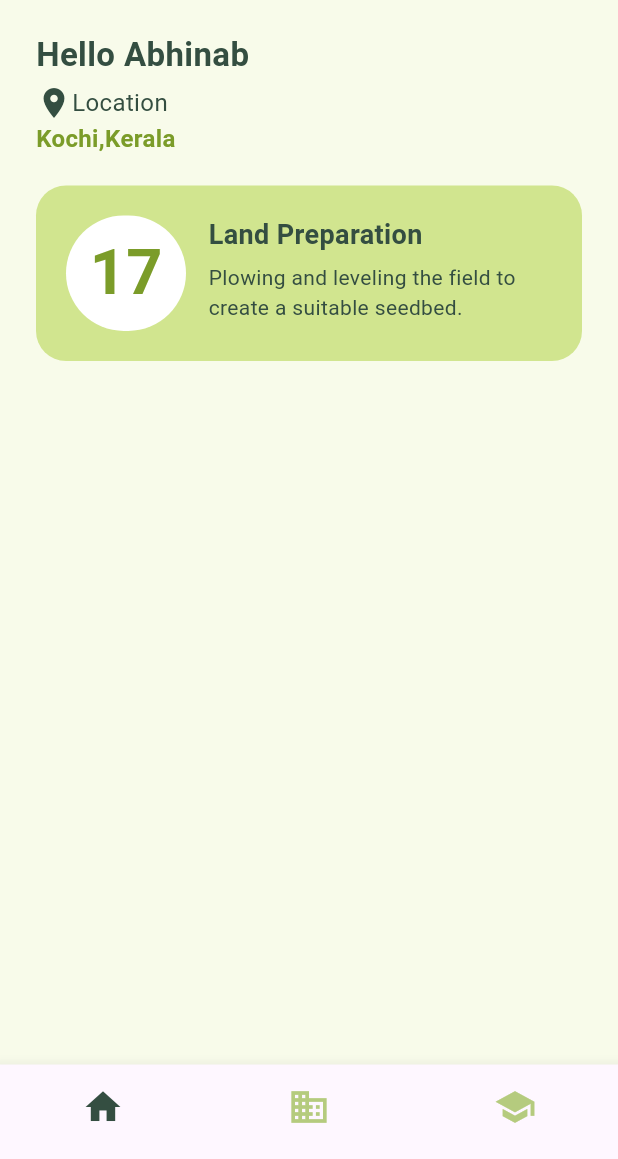
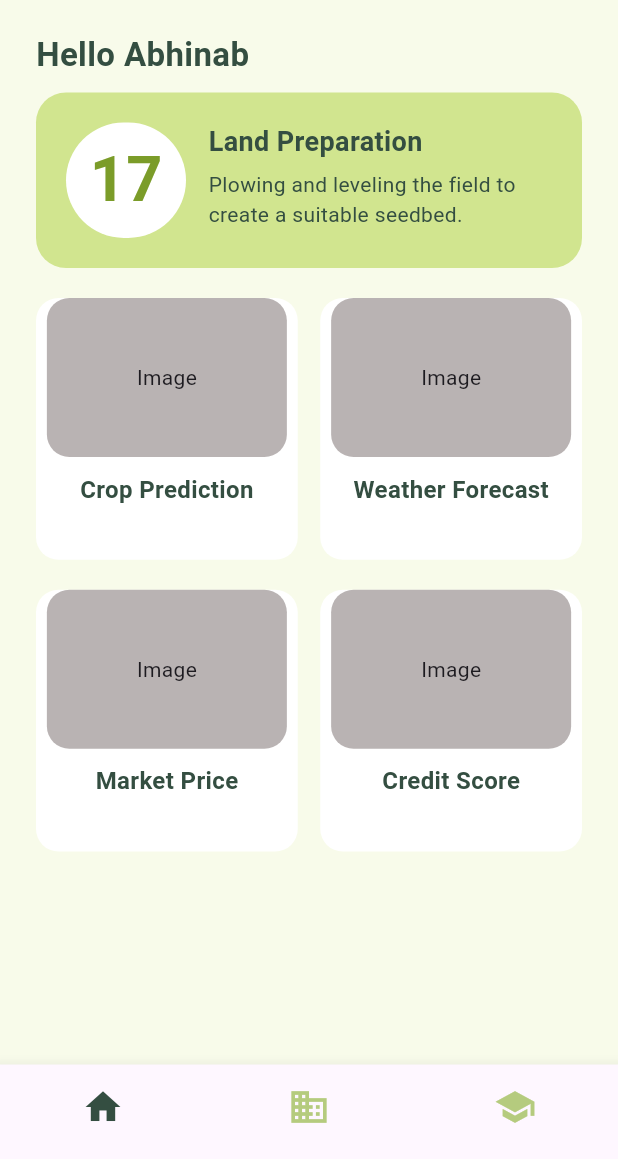
Before and after one commit to Venture-Xs/Fasal_App, a Flutter app: the screen it shows after launch, on a phone screen of 412 x 824 dp, the part 77-1236 px from its top. Run offline on Flutter 3.47's test engine with Material 3 defaults, Android fonts, the phone set to English and light mode, and no system bars; our stand-ins replace page_transition.

Commit message:
Homepage Options Added

```diff
--- /dev/null
+++ b/lib/pages/HomePage/Components/Options/homepage_options.dart
@@ -0,0 +1,46 @@
+import 'package:fasal_app/pages/HomePage/Components/Options/option_class.dart';
+import 'package:fasal_app/pages/HomePage/Components/Options/optioncard.dart';
+import 'package:fasal_app/pages/HomePageOptions/CreditScore/credit_score.dart';
+import 'package:fasal_app/pages/HomePageOptions/CropPrediction/crop_prediction.dart';
+import 'package:fasal_app/pages/HomePageOptions/MarketPrice/market_price.dart';
+import 'package:fasal_app/pages/HomePageOptions/WeatherForecast/weather_forecast.dart';
+import 'package:flutter/material.dart';
+
+class HomepageOptions extends StatefulWidget {
+  const HomepageOptions({super.key});
+
+  @override
+  State<HomepageOptions> createState() => _HomepageOptionsState();
+}
+
+class _HomepageOptionsState extends State<HomepageOptions> {
+  List<OptionObject> options = [
+    OptionObject(optionname: "Crop Prediction", page: CropPrediction()),
+    OptionObject(optionname: "Weather Forecast", page: WeatherForecast()),
+    OptionObject(optionname: "Market Price", page: MarketPrice()),
+    OptionObject(optionname: "Credit Score", page: CreditScore()),
+  ];
+
+  @override
+  Widget build(BuildContext context) {
+    return Container(
+      width: MediaQuery.of(context).size.width - 48,
+      child: GridView.builder(
+        itemCount: 4,
+        physics: const NeverScrollableScrollPhysics(),
+        shrinkWrap: true,
+        gridDelegate: const SliverGridDelegateWithFixedCrossAxisCount(
+            crossAxisSpacing: 15,
+            childAspectRatio: 1,
+            crossAxisCount: 2,
+            mainAxisSpacing: 20),
+        itemBuilder: (context, index) {
+          return OptionCard(
+            option: options[index].optionname,
+            page: options[index].page,
+          );
+        },
+      ),
+    );
+  }
+}
--- /dev/null
+++ b/lib/pages/HomePage/Components/Options/option_class.dart
@@ -0,0 +1,7 @@
+import 'package:flutter/material.dart';
+
+class OptionObject {
+  final String optionname;
+  final Widget page;
+  const OptionObject({required this.optionname, required this.page});
+}
--- /dev/null
+++ b/lib/pages/HomePage/Components/Options/optioncard.dart
@@ -0,0 +1,52 @@
+import 'package:flutter/material.dart';
+import 'package:page_transition/page_transition.dart';
+
+class OptionCard extends StatelessWidget {
+  String option;
+  Widget page;
+  OptionCard({super.key, required this.option, required this.page});
+
+  @override
+  Widget build(BuildContext context) {
+    return InkWell(
+      onTap: () {
+        Navigator.push(
+            context,
+            PageTransition(
+                type: PageTransitionType.rightToLeft,
+                child: page,
+                duration: const Duration(milliseconds: 250),
+                reverseDuration: const Duration(microseconds: 500)));
+      },
+      child: Container(
+        width: 167,
+        height: 160,
+        decoration: BoxDecoration(
+          borderRadius: BorderRadius.circular(15),
+          color: Colors.white,
+        ),
+        child: Column(children: [
+          Container(
+            height: 106,
+            width: 160,
+            decoration: BoxDecoration(
+              borderRadius: BorderRadius.circular(15),
+              color: const Color.fromARGB(255, 185, 179, 179),
+            ),
+            child: Center(child: Text("Image")),
+          ),
+          const SizedBox(
+            height: 10,
+          ),
+          Center(
+              child: Text(option,
+                  style: TextStyle(
+                    fontSize: 16,
+                    fontWeight: FontWeight.w600,
+                    color: const Color.fromARGB(255, 52, 78, 65),
+                  )))
+        ]),
+      ),
+    );
+  }
+}
--- /dev/null
+++ b/lib/pages/HomePage/Components/Progress/progress_card.dart
@@ -0,0 +1,122 @@
+import 'package:fasal_app/pages/ProgressPage/progress.dart';
+import 'package:flutter/material.dart';
+import 'package:page_transition/page_transition.dart';
+
+class ProgressCard extends StatefulWidget {
+  const ProgressCard({super.key});
+
+  @override
+  State<ProgressCard> createState() => _ProgressCardState();
+}
+
+class _ProgressCardState extends State<ProgressCard> {
+  @override
+  Widget build(BuildContext context) {
+    return InkWell(
+      onTap: () {
+        Navigator.push(
+            context,
+            PageTransition(
+                type: PageTransitionType.rightToLeft,
+                child: ProgressPage(),
+                duration: const Duration(milliseconds: 250),
+                reverseDuration: const Duration(microseconds: 500)));
+      },
+      child: Container(
+          height: 117,
+          width: MediaQuery.of(context).size.width - 48,
+          padding: const EdgeInsets.all(20),
+          decoration: BoxDecoration(
+            color: const Color.fromARGB(255, 209, 229, 143),
+            borderRadius: BorderRadius.circular(20),
+          ),
+          child: Row(
+            children: [
+              Container(
+                height: 80,
+                width: 80,
+                child: Center(
+                  child: Text("17",
+                      style: TextStyle(
+                          fontSize: 42,
+                          fontWeight: FontWeight.bold,
+                          color: Color.fromARGB(255, 123, 156, 41))),
+                ),
+                decoration: BoxDecoration(
+                  color: Colors.white,
+                  borderRadius: BorderRadius.circular(50),
+                ),
+              ),
+              SizedBox(
+                width: 15,
+              ),
+              Container(
+                width:
+                    MediaQuery.of(context).size.width - 48 - 80 - 15 - 20 - 20,
+                child: const Column(
+                    mainAxisAlignment: MainAxisAlignment.start,
+                    crossAxisAlignment: CrossAxisAlignment.start,
+                    children: [
+                      Text("Land Preparation",
+                          style: TextStyle(
+                              fontSize: 18,
+                              fontWeight: FontWeight.bold,
+                              color: Color.fromARGB(255, 52, 78, 65))),
+                      SizedBox(
+                        height: 5,
+                      ),
+                      Text(
+                        "Plowing and leveling the field to create a suitable seedbed.",
+                        style: TextStyle(
+                            fontSize: 14,
+                            color: Color.fromARGB(255, 52, 78, 65)),
+                        softWrap: true,
+                        maxLines: 2,
+                      )
+                    ]),
+              )
+            ],
+          )
+
+          // child: Padding(
+          //   padding: const EdgeInsets.only(top: 15, left: 15, bottom: 15),
+          //   child: Row(children: [
+          //     Container(
+          //         width: 100,
+          //         height: 100,
+          //         decoration: const BoxDecoration(
+          //             color: Colors.white,
+          //             borderRadius: BorderRadius.all(Radius.circular(50))),
+          //         child: const Center(
+          //             child: Text("17",
+          //                 style: TextStyle(
+          //                     fontSize: 42,
+          //                     fontWeight: FontWeight.bold,
+          //                     color: Color.fromARGB(255, 123, 156, 41))))),
+          //     const Padding(
+          //         padding: EdgeInsets.only(left: 15),
+          //         child: Column(
+          //           children: [
+          //             SizedBox(
+          //                 width: 250,
+          //                 child: Text(
+          //                   "Congratulations you have made 17 donations this month",
+          //                   style: TextStyle(
+          //                       color: Color.fromARGB(255, 52, 78, 65),
+          //                       fontSize: 18,
+          //                       fontWeight: FontWeight.bold),
+          //                 )),
+          //             SizedBox(
+          //                 width: 250,
+          //                 child: Text(
+          //                   "Make three more to unlock your coupons",
+          //                   style: TextStyle(fontSize: 14),
+          //                 ))
+          //           ],
+          //         ))
+          //   ]),
+          // )
+          ),
+    );
+  }
+}
--- a/lib/pages/HomePage/Components/progress_card.dart
+++ /dev/null
@@ -1,107 +0,0 @@
-import 'package:flutter/material.dart';
-
-class ProgressCard extends StatefulWidget {
-  const ProgressCard({super.key});
-
-  @override
-  State<ProgressCard> createState() => _ProgressCardState();
-}
-
-class _ProgressCardState extends State<ProgressCard> {
-  @override
-  Widget build(BuildContext context) {
-    return Container(
-        height: 117,
-        width: MediaQuery.of(context).size.width - 48,
-        padding: const EdgeInsets.all(20),
-        decoration: BoxDecoration(
-          color: const Color.fromARGB(255, 209, 229, 143),
-          borderRadius: BorderRadius.circular(20),
-        ),
-        child: Row(
-          children: [
-            Container(
-              height: 80,
-              width: 80,
-              child: Center(
-                child: Text("17",
-                    style: TextStyle(
-                        fontSize: 42,
-                        fontWeight: FontWeight.bold,
-                        color: Color.fromARGB(255, 123, 156, 41))),
-              ),
-              decoration: BoxDecoration(
-                color: Colors.white,
-                borderRadius: BorderRadius.circular(50),
-              ),
-            ),
-            SizedBox(
-              width: 15,
-            ),
-            Container(
-              width: MediaQuery.of(context).size.width - 48 - 80 - 15 - 20 - 20,
-              child: const Column(
-                  mainAxisAlignment: MainAxisAlignment.start,
-                  crossAxisAlignment: CrossAxisAlignment.start,
-                  children: [
-                    Text("Land Preparation",
-                        style: TextStyle(
-                            fontSize: 18,
-                            fontWeight: FontWeight.bold,
-                            color: Color.fromARGB(255, 52, 78, 65))),
-                    SizedBox(
-                      height: 5,
-                    ),
-                    Text(
-                      "Plowing and leveling the field to create a suitable seedbed.",
-                      style: TextStyle(
-                          fontSize: 14, color: Color.fromARGB(255, 52, 78, 65)),
-                      softWrap: true,
-                      maxLines: 2,
-                    )
-                  ]),
-            )
-          ],
-        )
-
-        // child: Padding(
-        //   padding: const EdgeInsets.only(top: 15, left: 15, bottom: 15),
-        //   child: Row(children: [
-        //     Container(
-        //         width: 100,
-        //         height: 100,
-        //         decoration: const BoxDecoration(
-        //             color: Colors.white,
-        //             borderRadius: BorderRadius.all(Radius.circular(50))),
-        //         child: const Center(
-        //             child: Text("17",
-        //                 style: TextStyle(
-        //                     fontSize: 42,
-        //                     fontWeight: FontWeight.bold,
-        //                     color: Color.fromARGB(255, 123, 156, 41))))),
-        //     const Padding(
-        //         padding: EdgeInsets.only(left: 15),
-        //         child: Column(
-        //           children: [
-        //             SizedBox(
-        //                 width: 250,
-        //                 child: Text(
-        //                   "Congratulations you have made 17 donations this month",
-        //                   style: TextStyle(
-        //                       color: Color.fromARGB(255, 52, 78, 65),
-        //                       fontSize: 18,
-        //                       fontWeight: FontWeight.bold),
-        //                 )),
-        //             SizedBox(
-        //                 width: 250,
-        //                 child: Text(
-        //                   "Make three more to unlock your coupons",
-        //                   style: TextStyle(fontSize: 14),
-        //                 ))
-        //           ],
-        //         ))
-        //   ]),
-        // )
-        );
-  }
-}
--- a/lib/pages/HomePage/home_page.dart
+++ b/lib/pages/HomePage/home_page.dart
@@ -1,4 +1,5 @@
-import 'package:fasal_app/pages/HomePage/Components/progress_card.dart';
+import 'package:fasal_app/pages/HomePage/Components/Options/homepage_options.dart';
+import 'package:fasal_app/pages/HomePage/Components/Progress/progress_card.dart';
 import 'package:flutter/material.dart';
 
 class HomePage extends StatelessWidget {
@@ -26,37 +27,37 @@ class HomePage extends StatelessWidget {
                                 color: Color.fromARGB(255, 52, 78, 65),
                               ),
                             ),
-                            SizedBox(
-                              height: 5,
-                            ),
-                            Row(children: [
-                              Icon(Icons.location_on,
-                                  size: 24,
-                                  color: Color.fromARGB(255, 52, 78, 65)),
-                              Text("Location",
-                                  style: TextStyle(
-                                      fontSize: 16,
-                                      color: Color.fromARGB(255, 52, 78, 65))),
-                              SizedBox(width: 6),
-                            ]),
-                            SizedBox(
-                              width: 280,
-                              child: Text(
-                                "Kochi,Kerala",
-                                style: TextStyle(
-                                  fontSize: 16,
-                                  fontWeight: FontWeight.w600,
-                                  color: Color.fromARGB(255, 123, 156, 41),
-                                ),
-                              ),
-                            ),
+
+                            // Row(children: [
+                            //   Icon(Icons.location_on,
+                            //       size: 24,
+                            //       color: Color.fromARGB(255, 52, 78, 65)),
+                            //   Text("Location",
+                            //       style: TextStyle(
+                            //           fontSize: 16,
+                            //           color: Color.fromARGB(255, 52, 78, 65))),
+                            //   SizedBox(width: 6),
+                            // ]),
+                            // SizedBox(
+                            //   width: 280,
+                            //   child: Text(
+                            //     "Kochi,Kerala",
+                            //     style: TextStyle(
+                            //       fontSize: 16,
+                            //       fontWeight: FontWeight.w600,
+                            //       color: Color.fromARGB(255, 123, 156, 41),
+                            //     ),
+                            //   ),
+                            // ),
                           ]),
                     ],
                   ),
                   const SizedBox(
-                    height: 20,
+                    height: 10,
                   ),
                   ProgressCard(),
+                  SizedBox(height: 20),
+                  HomepageOptions()
                 ]))));
   }
 }
--- a/pubspec.yaml
+++ b/pubspec.yaml
@@ -35,6 +35,7 @@ dependencies:
   # The following adds the Cupertino Icons font to your application.
   # Use with the CupertinoIcons class for iOS style icons.
   cupertino_icons: ^1.0.2
+  page_transition: ^2.1.0
 
 dev_dependencies:
   flutter_test:
```
Also changed, not shown: lib/pages/HomePageOptions/CreditScore/credit_score.dart (added, +42 -0 lines), lib/pages/HomePageOptions/CropPrediction/crop_prediction.dart (added, +42 -0 lines), lib/pages/HomePageOptions/MarketPrice/market_price.dart (added, +42 -0 lines), lib/pages/HomePageOptions/WeatherForecast/weather_forecast.dart (added, +42 -0 lines), lib/pages/ProgressPage/progress.dart (added, +42 -0 lines), pubspec.lock.
